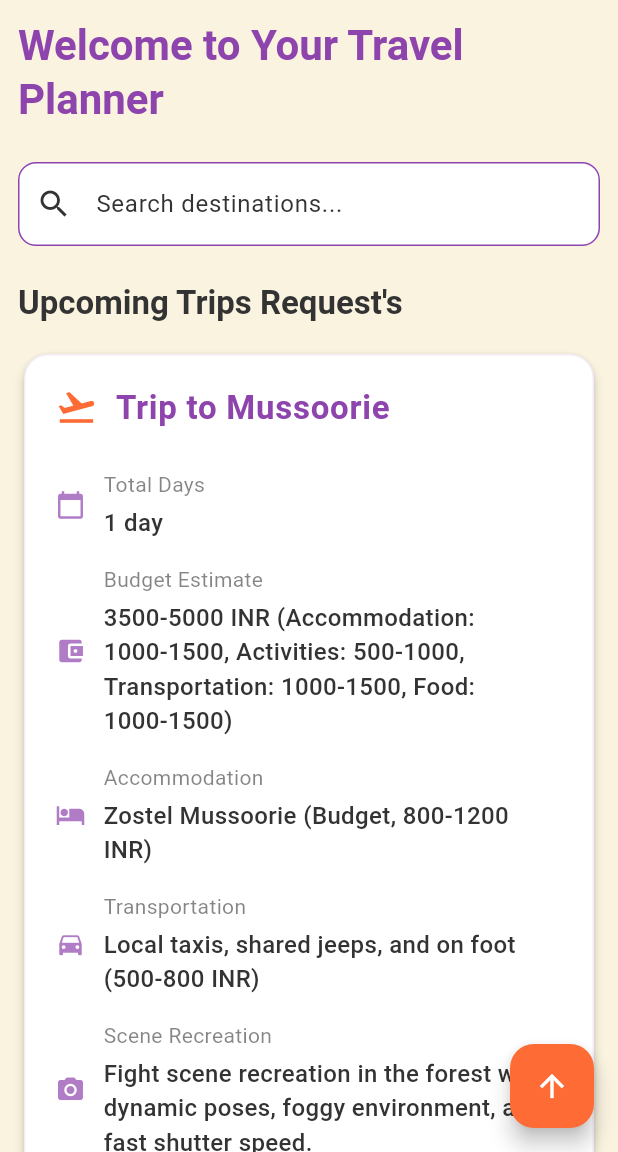
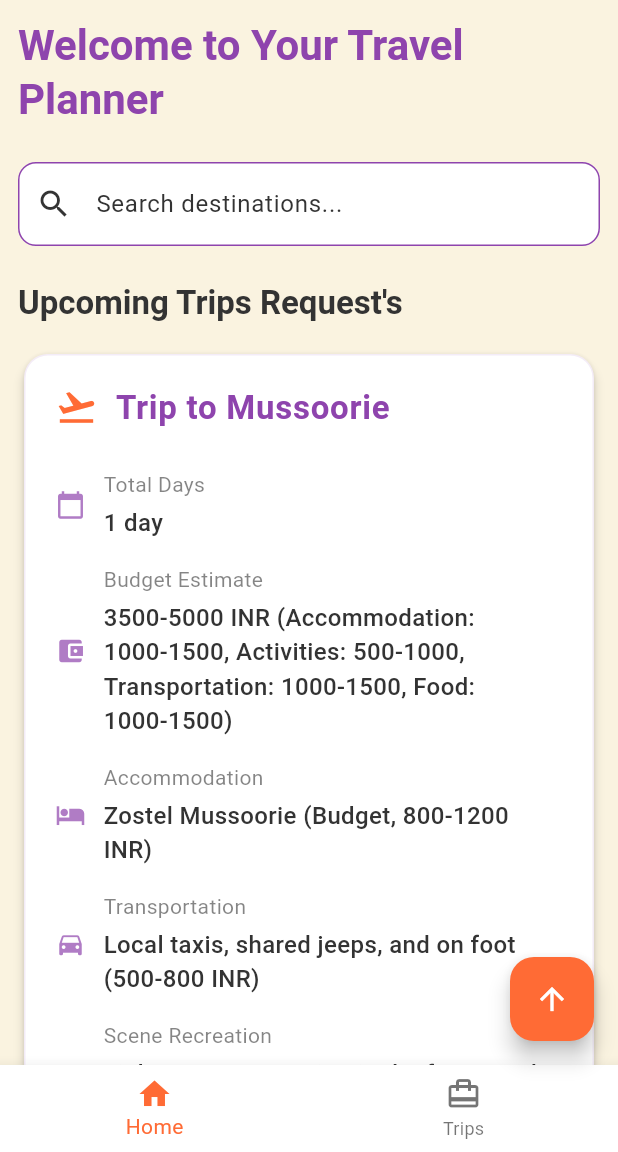
Before and after one commit to sudarshan-magar7/traveller_planner, a Flutter app: the HomePage screen opened by its route, on a phone screen of 412 x 824 dp, the part 84-1236 px from its top. Run offline on Flutter 3.47's test engine with Material 3 defaults, Android fonts, the phone set to English and light mode, and no system bars.

Commit message:
add tabbar in bottom and create new pages for trips and separate the trip request cards

```diff
--- a/lib/pages/home.dart
+++ b/lib/pages/home.dart
@@ -1,5 +1,7 @@
 import 'package:flutter/material.dart';
 import '../widgets/drawer/app_drawer.dart'; // Import the drawer
+import 'package:trip_planner_agency/pages/trips.dart';
+import 'package:trip_planner_agency/widgets/cards/_buildTripSummaryCard.dart'; // Import the separate Trips page
 
 class HomePage extends StatefulWidget {
   const HomePage({super.key});
@@ -12,6 +14,30 @@ class _HomePageState extends State<HomePage> {
   // Create a ScrollController
   final ScrollController _scrollController = ScrollController();
 
+  // Current selected tab index
+  int _selectedIndex = 0;
+
+  // List of widget pages for each tab
+  late List<Widget> _pages;
+
+  @override
+  void initState() {
+    super.initState();
+    _pages = [
+      // Home Page Content
+      _HomeContent(scrollController: _scrollController),
+
+      // Trips Page Content
+      const TripsPage(),
+    ];
+  }
+
+  void _onItemTapped(int index) {
+    setState(() {
+      _selectedIndex = index;
+    });
+  }
+
   @override
   Widget build(BuildContext context) {
     return Scaffold(
@@ -19,9 +45,58 @@ class _HomePageState extends State<HomePage> {
         title: const Text('Travel Planner'),
       ),
       drawer: const AppDrawer(), // Use the imported drawer
-      body: SingleChildScrollView(
-        controller:
-            _scrollController, // Assign the ScrollController to the SingleChildScrollView
+      body: _pages[_selectedIndex],
+      // Bottom Navigation Bar
+      bottomNavigationBar: BottomNavigationBar(
+        items: const <BottomNavigationBarItem>[
+          BottomNavigationBarItem(
+            icon: Icon(Icons.home),
+            label: 'Home',
+          ),
+          BottomNavigationBarItem(
+            icon: Icon(Icons.card_travel),
+            label: 'Trips',
+          ),
+        ],
+        currentIndex: _selectedIndex,
+        selectedItemColor: Theme.of(context).colorScheme.secondary,
+        onTap: _onItemTapped,
+      ),
+      // Add the FloatingActionButton that scrolls to the top (only for Home page)
+      floatingActionButton: _selectedIndex == 0
+          ? FloatingActionButton(
+              onPressed: () {
+                // Scroll to the top of the Home page
+                (_pages[0] as _HomeContent)._scrollController.animateTo(
+                      0, // Scroll position
+                      duration:
+                          const Duration(seconds: 1), // Duration of the scroll
+                      curve: Curves.easeInOut, // Smooth curve
+                    );
+              },
+              child: const Icon(Icons.arrow_upward), // Icon for the button
+            )
+          : null,
+    );
+  }
+}
+
+// Home Content as a separate stateful widget
+class _HomeContent extends StatefulWidget {
+  final ScrollController _scrollController;
+
+  const _HomeContent({required ScrollController scrollController})
+      : _scrollController = scrollController;
+
+  @override
+  __HomeContentState createState() => __HomeContentState();
+}
+
+class __HomeContentState extends State<_HomeContent> {
+  @override
+  Widget build(BuildContext context) {
+    return SingleChildScrollView(
+      controller: widget._scrollController,
       child: Padding(
         padding: const EdgeInsets.all(12.0),
         child: Column(
@@ -46,200 +121,54 @@ class _HomePageState extends State<HomePage> {
                   ),
             ),
             const SizedBox(height: 16),
-              // Add your trip cards here
-              _buildTripSummaryCard(
-                context,
-                'Trip to Mussoorie',
-                '1 day',
+            // Trip cards
+            TripSummaryWidget(
+              title: 'Trip to Mussoorie',
+              totalDays: '1 day',
+              budgetEstimate:
                   '3500-5000 INR (Accommodation: 1000-1500, Activities: 500-1000, Transportation: 1000-1500, Food: 1000-1500)',
-                'Zostel Mussoorie (Budget, 800-1200 INR)',
+              accommodation: 'Zostel Mussoorie (Budget, 800-1200 INR)',
+              transportation:
                   'Local taxis, shared jeeps, and on foot (500-800 INR)',
+              sceneRecreation:
                   'Fight scene recreation in the forest with dynamic poses, foggy environment, and fast shutter speed.',
             ),
-              _buildTripSummaryCard(
-                context,
-                'Trip to Mussoorie',
-                '1 day',
+            TripSummaryWidget(
+              title: 'Trip to Mussoorie',
+              totalDays: '1 day',
+              budgetEstimate:
                   '3500-5000 INR (Accommodation: 1000-1500, Activities: 500-1000, Transportation: 1000-1500, Food: 1000-1500)',
-                'Zostel Mussoorie (Budget, 800-1200 INR)',
+              accommodation: 'Zostel Mussoorie (Budget, 800-1200 INR)',
+              transportation:
                   'Local taxis, shared jeeps, and on foot (500-800 INR)',
+              sceneRecreation:
                   'Fight scene recreation in the forest with dynamic poses, foggy environment, and fast shutter speed.',
             ),
-              _buildTripSummaryCard(
-                context,
-                'Trip to Mussoorie',
-                '1 day',
+            TripSummaryWidget(
+              title: 'Trip to Mussoorie',
+              totalDays: '1 day',
+              budgetEstimate:
                   '3500-5000 INR (Accommodation: 1000-1500, Activities: 500-1000, Transportation: 1000-1500, Food: 1000-1500)',
-                'Zostel Mussoorie (Budget, 800-1200 INR)',
+              accommodation: 'Zostel Mussoorie (Budget, 800-1200 INR)',
+              transportation:
                   'Local taxis, shared jeeps, and on foot (500-800 INR)',
+              sceneRecreation:
+                  'Fight scene recreation in the forest with dynamic poses, foggy environment, and fast shutter speed.',
+            ),
+            TripSummaryWidget(
+              title: 'Trip to Mussoorie',
+              totalDays: '1 day',
+              budgetEstimate:
+                  '3500-5000 INR (Accommodation: 1000-1500, Activities: 500-1000, Transportation: 1000-1500, Food: 1000-1500)',
+              accommodation: 'Zostel Mussoorie (Budget, 800-1200 INR)',
+              transportation:
+                  'Local taxis, shared jeeps, and on foot (500-800 INR)',
+              sceneRecreation:
                   'Fight scene recreation in the forest with dynamic poses, foggy environment, and fast shutter speed.',
             ),
           ],
         ),
       ),
-      ),
-      // Add the FloatingActionButton that scrolls to the top
-      floatingActionButton: FloatingActionButton(
-        onPressed: () {
-          // Scroll to the top
-          _scrollController.animateTo(
-            0, // Scroll position
-            duration: const Duration(seconds: 1), // Duration of the scroll
-            curve: Curves.easeInOut, // Smooth curve
-          );
-        },
-        child: const Icon(Icons.arrow_upward), // Icon for the button
-      ),
-    );
-  }
-
-  Widget _buildTripSummaryCard(
-    BuildContext context,
-    String title,
-    String totalDays,
-    String budgetEstimate,
-    String accommodation,
-    String transportation,
-    String sceneRecreation,
-  ) {
-    return Card(
-      elevation: 3,
-      shape: RoundedRectangleBorder(
-        borderRadius: BorderRadius.circular(16),
-      ),
-      child: Container(
-        decoration: BoxDecoration(
-          borderRadius: BorderRadius.circular(16),
-          border: Border.all(
-            color: Theme.of(context).colorScheme.primary.withOpacity(0.1),
-            width: 1,
-          ),
-        ),
-        child: Padding(
-          padding: const EdgeInsets.all(20),
-          child: Column(
-            crossAxisAlignment: CrossAxisAlignment.start,
-            children: [
-              Row(
-                children: [
-                  Icon(
-                    Icons.flight_takeoff,
-                    color: Theme.of(context).colorScheme.secondary,
-                    size: 28,
-                  ),
-                  const SizedBox(width: 12),
-                  Expanded(
-                    child: Text(
-                      title,
-                      style:
-                          Theme.of(context).textTheme.headlineMedium?.copyWith(
-                                fontSize: 22,
-                                letterSpacing: 0.5,
-                              ),
-                    ),
-                  ),
-                ],
-              ),
-              const SizedBox(height: 20),
-              _buildInfoRow(
-                context,
-                Icons.calendar_today,
-                'Total Days',
-                totalDays,
-              ),
-              _buildInfoRow(
-                context,
-                Icons.account_balance_wallet,
-                'Budget Estimate',
-                budgetEstimate,
-              ),
-              _buildInfoRow(
-                context,
-                Icons.hotel,
-                'Accommodation',
-                accommodation,
-              ),
-              _buildInfoRow(
-                context,
-                Icons.directions_car,
-                'Transportation',
-                transportation,
-              ),
-              _buildInfoRow(
-                context,
-                Icons.photo_camera,
-                'Scene Recreation',
-                sceneRecreation,
-              ),
-              const SizedBox(height: 20),
-              SizedBox(
-                width: double.infinity,
-                child: ElevatedButton.icon(
-                  onPressed: () {
-                    // Navigate to detailed trip page
-                    Navigator.pushReplacementNamed(context, '/profile');
-                  },
-                  icon: const Icon(Icons.visibility),
-                  label: const Text(
-                    'View Details',
-                    style: TextStyle(
-                      fontSize: 16,
-                      fontWeight: FontWeight.w600,
-                    ),
-                  ),
-                ),
-              ),
-            ],
-          ),
-        ),
-      ),
-    );
-  }
-
-  Widget _buildInfoRow(
-    BuildContext context,
-    IconData icon,
-    String label,
-    String value,
-  ) {
-    return Padding(
-      padding: const EdgeInsets.symmetric(vertical: 8),
-      child: Row(
-        children: [
-          Icon(
-            icon,
-            size: 20,
-            color: Theme.of(context).colorScheme.primary.withOpacity(0.7),
-          ),
-          const SizedBox(width: 12),
-          Expanded(
-            child: Column(
-              crossAxisAlignment: CrossAxisAlignment.start,
-              children: [
-                Text(
-                  label,
-                  style: TextStyle(
-                    fontSize: 14,
-                    color: Theme.of(context)
-                        .colorScheme
-                        .onSurface
-                        .withOpacity(0.6),
-                  ),
-                ),
-                const SizedBox(height: 4),
-                Text(
-                  value,
-                  style: TextStyle(
-                    fontSize: 16,
-                    fontWeight: FontWeight.w500,
-                    color: Theme.of(context).colorScheme.onSurface,
-                  ),
-                ),
-              ],
-            ),
-          ),
-        ],
-      ),
     );
   }
 }
--- /dev/null
+++ b/lib/widgets/cards/_buildTripSummaryCard.dart
@@ -0,0 +1,174 @@
+import 'package:flutter/material.dart';
+
+class TripSummaryWidget extends StatefulWidget {
+  final String title;
+  final String totalDays;
+  final String budgetEstimate;
+  final String accommodation;
+  final String transportation;
+  final String sceneRecreation;
+
+  const TripSummaryWidget({
+    super.key,
+    required this.title,
+    required this.totalDays,
+    required this.budgetEstimate,
+    required this.accommodation,
+    required this.transportation,
+    required this.sceneRecreation,
+  });
+
+  @override
+  State<TripSummaryWidget> createState() => _TripSummaryWidgetState();
+}
+
+class _TripSummaryWidgetState extends State<TripSummaryWidget> {
+  Widget _buildTripSummaryCard(BuildContext context) {
+    return Card(
+      elevation: 3,
+      shape: RoundedRectangleBorder(
+        borderRadius: BorderRadius.circular(16),
+      ),
+      child: Container(
+        decoration: BoxDecoration(
+          borderRadius: BorderRadius.circular(16),
+          border: Border.all(
+            color: Theme.of(context).colorScheme.primary.withOpacity(0.1),
+            width: 1,
+          ),
+        ),
+        child: Padding(
+          padding: const EdgeInsets.all(20),
+          child: Column(
+            crossAxisAlignment: CrossAxisAlignment.start,
+            children: [
+              Row(
+                children: [
+                  Icon(
+                    Icons.flight_takeoff,
+                    color: Theme.of(context).colorScheme.secondary,
+                    size: 28,
+                  ),
+                  const SizedBox(width: 12),
+                  Expanded(
+                    child: Text(
+                      widget.title,
+                      style:
+                          Theme.of(context).textTheme.headlineMedium?.copyWith(
+                                fontSize: 22,
+                                letterSpacing: 0.5,
+                              ),
+                    ),
+                  ),
+                ],
+              ),
+              const SizedBox(height: 20),
+              _buildInfoRow(
+                context,
+                Icons.calendar_today,
+                'Total Days',
+                widget.totalDays,
+              ),
+              _buildInfoRow(
+                context,
+                Icons.account_balance_wallet,
+                'Budget Estimate',
+                widget.budgetEstimate,
+              ),
+              _buildInfoRow(
+                context,
+                Icons.hotel,
+                'Accommodation',
+                widget.accommodation,
+              ),
+              _buildInfoRow(
+                context,
+                Icons.directions_car,
+                'Transportation',
+                widget.transportation,
+              ),
+              _buildInfoRow(
+                context,
+                Icons.photo_camera,
+                'Scene Recreation',
+                widget.sceneRecreation,
+              ),
+              const SizedBox(height: 20),
+              SizedBox(
+                width: double.infinity,
+                child: ElevatedButton.icon(
+                  onPressed: _handleViewDetails,
+                  icon: const Icon(Icons.visibility),
+                  label: const Text(
+                    'View Details',
+                    style: TextStyle(
+                      fontSize: 16,
+                      fontWeight: FontWeight.w600,
+                    ),
+                  ),
+                ),
+              ),
+            ],
+          ),
+        ),
+      ),
+    );
+  }
+
+  Widget _buildInfoRow(
+    BuildContext context,
+    IconData icon,
+    String label,
+    String value,
+  ) {
+    return Padding(
+      padding: const EdgeInsets.symmetric(vertical: 8),
+      child: Row(
+        children: [
+          Icon(
+            icon,
+            size: 20,
+            color: Theme.of(context).colorScheme.primary.withOpacity(0.7),
+          ),
+          const SizedBox(width: 12),
+          Expanded(
+            child: Column(
+              crossAxisAlignment: CrossAxisAlignment.start,
+              children: [
+                Text(
+                  label,
+                  style: TextStyle(
+                    fontSize: 14,
+                    color: Theme.of(context)
+                        .colorScheme
+                        .onSurface
+                        .withOpacity(0.6),
+                  ),
+                ),
+                const SizedBox(height: 4),
+                Text(
+                  value,
+                  style: TextStyle(
+                    fontSize: 16,
+                    fontWeight: FontWeight.w500,
+                    color: Theme.of(context).colorScheme.onSurface,
+                  ),
+                ),
+              ],
+            ),
+          ),
+        ],
+      ),
+    );
+  }
+
+  void _handleViewDetails() {
+    // Navigate to detailed trip page
+    Navigator.pushReplacementNamed(context, '/profile');
+  }
+
+  @override
+  Widget build(BuildContext context) {
+    return _buildTripSummaryCard(context);
+  }
+}
```
Also changed, not shown: lib/pages/demo.dart (renamed from lib/pages/Home.dart, +62 -0 lines), lib/pages/trips.dart (added, +107 -0 lines). Lines whose indentation alone changed are shown as unchanged.
